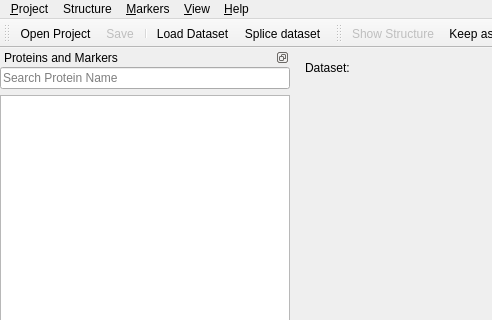
This is src/widgets/mainwindow.ui in phys2/belki as Qt 5 draws it before an edit; both pictures show x 0 to 492 and y 0 to 320 of the 1500 by 800 pixel window. The edited form follows.
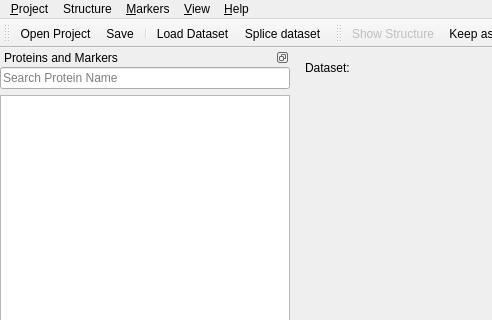
This is the edited form. Icons and pictures are not drawn. Custom widgets are drawn as their Qt base class.

Commit message:
Use Save as… fallback for Save action
Behave like other applications

Patch:
```diff
--- a/src/widgets/mainwindow.ui
+++ b/src/widgets/mainwindow.ui
@@ -699,9 +699,6 @@
    </property>
   </action>
   <action name="actionSave">
-   <property name="enabled">
-    <bool>false</bool>
-   </property>
    <property name="icon">
     <iconset theme="document-save">
      <normaloff>.</normaloff>.</iconset>
```
Left out of the diff: 3 changed lines with no effect on the pictures. The commit also changes 2 other files.
